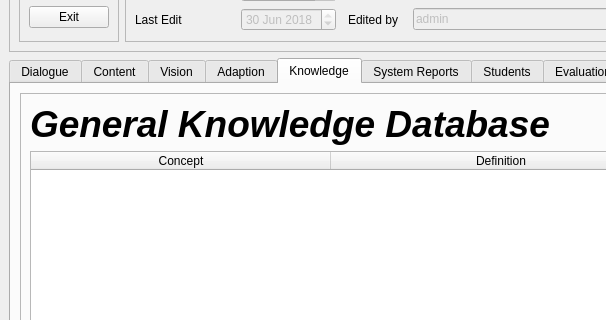
Before: the Qt Designer form Arch_2_1/GUI/activities_Manager.ui in LAR-Educational/Architecture_v2_0, drawn with Qt 5; both pictures show x 0 to 606 and y 167 to 487 of the 1369 by 844 pixel window.
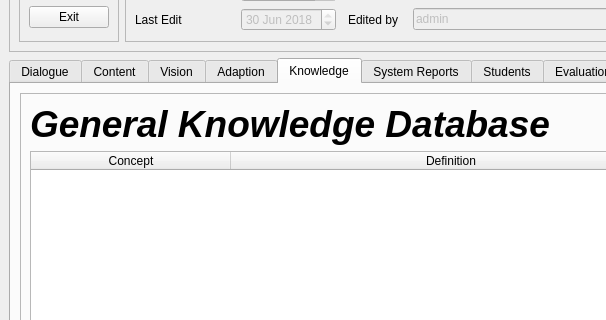
After: the same form once the commit is applied. Icons and pictures are not drawn.

Patch:
```diff
--- a/Arch_2_1/GUI/activities_Manager.ui
+++ b/Arch_2_1/GUI/activities_Manager.ui
@@ -2774,11 +2774,20 @@
            </item>
            <item>
             <widget class="QTableWidget" name="knowledge_general_table">
+             <property name="alternatingRowColors">
+              <bool>true</bool>
+             </property>
+             <property name="sortingEnabled">
+              <bool>true</bool>
+             </property>
+             <attribute name="horizontalHeaderCascadingSectionResizes">
+              <bool>true</bool>
+             </attribute>
              <attribute name="horizontalHeaderDefaultSectionSize">
               <number>200</number>
              </attribute>
              <attribute name="horizontalHeaderMinimumSectionSize">
-              <number>300</number>
+              <number>100</number>
              </attribute>
              <attribute name="horizontalHeaderShowSortIndicator" stdset="0">
               <bool>true</bool>
@@ -2786,6 +2795,12 @@
              <attribute name="horizontalHeaderStretchLastSection">
               <bool>true</bool>
              </attribute>
+             <attribute name="verticalHeaderCascadingSectionResizes">
+              <bool>true</bool>
+             </attribute>
+             <attribute name="verticalHeaderStretchLastSection">
+              <bool>true</bool>
+             </attribute>
              <column>
               <property name="text">
                <string>Concept</string>
```
